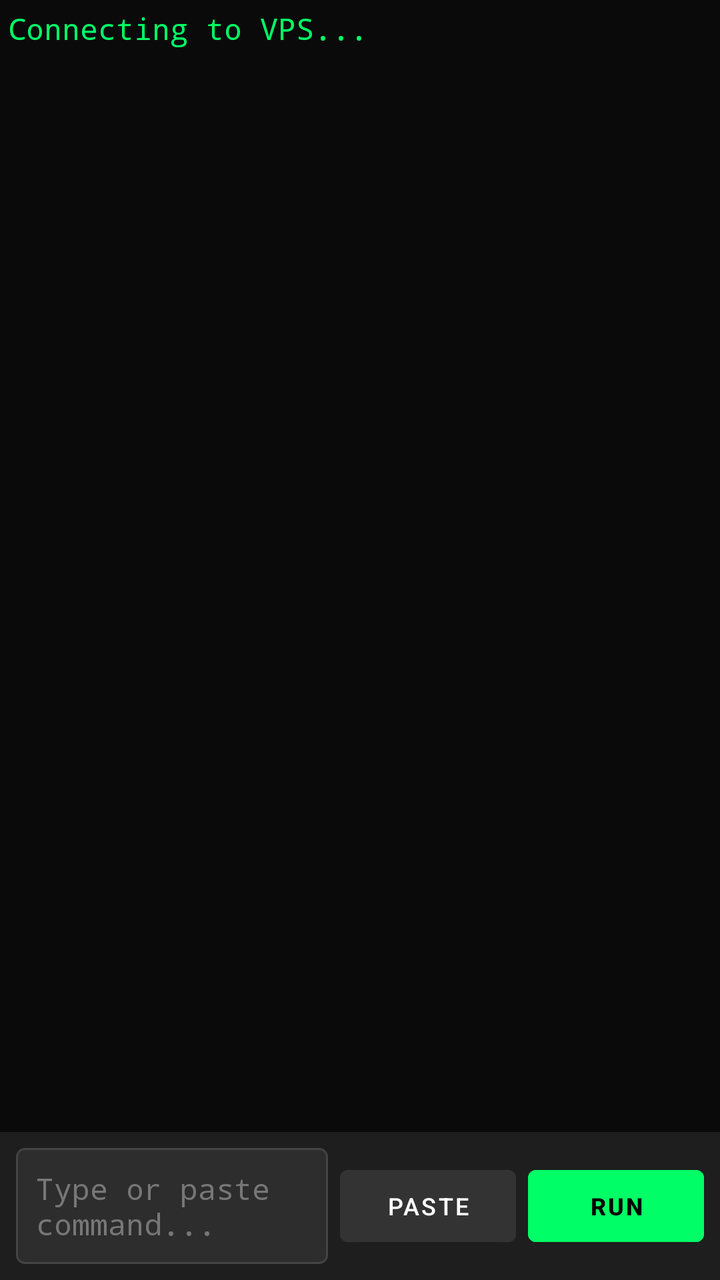
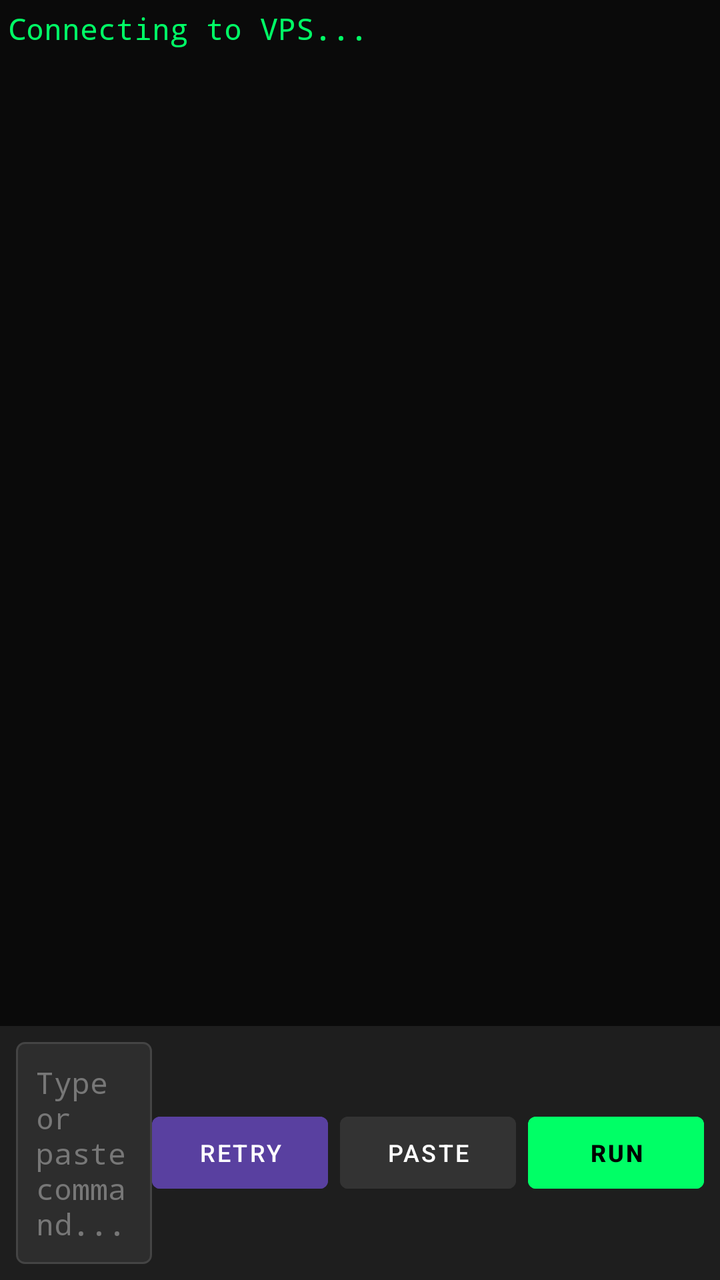

An Android layout rendered at two revisions. The XML below is the earlier revision; the diff shows what the commit changed to produce the second picture.
<!-- AndroidManifest.xml: application theme Theme.MaterialComponents.DayNight.NoActionBar -->
<!-- res/layout/activity_terminal.xml -->
<?xml version="1.0" encoding="utf-8"?>
<LinearLayout xmlns:android="http://schemas.android.com/apk/res/android"
    android:layout_width="match_parent"
    android:layout_height="match_parent"
    android:orientation="vertical"
    android:background="#0A0A0A">

    
    <ScrollView
        android:id="@+id/scrollView"
        android:layout_width="match_parent"
        android:layout_height="0dp"
        android:layout_weight="1"
        android:padding="12px"
        android:fillViewport="true">

        <TextView
            android:id="@+id/tvTerminalOutput"
            android:layout_width="match_parent"
            android:layout_height="wrap_content"
            android:text="Connecting to VPS...\n"
            android:textColor="#00FF66"
            android:textSize="15sp"
            android:fontFamily="monospace"
            android:textIsSelectable="true"/>
    </ScrollView>

    
    <LinearLayout
        android:layout_width="match_parent"
        android:layout_height="wrap_content"
        android:orientation="horizontal"
        android:background="#1E1E1E"
        android:padding="8dp"
        android:gravity="center_vertical">

        <EditText
            android:id="@+id/etCommandInput"
            android:layout_width="0dp"
            android:layout_height="wrap_content"
            android:layout_weight="1"
            android:hint="Type or paste command..."
            android:textColor="#FFFFFF"
            android:textColorHint="#777777"
            android:textSize="15sp"
            android:fontFamily="monospace"
            android:background="@drawable/rounded_input_bg"
            android:padding="10dp"
            android:maxLines="4"/>

        <Button
            android:id="@+id/btnPaste"
            android:layout_width="wrap_content"
            android:layout_height="wrap_content"
            android:text="Paste"
            android:textSize="12sp"
            android:layout_marginStart="6dp"
            android:backgroundTint="#333333"
            android:textColor="#FFFFFF"/>

        <Button
            android:id="@+id/btnSend"
            android:layout_width="wrap_content"
            android:layout_height="wrap_content"
            android:text="Run"
            android:textSize="12sp"
            android:layout_marginStart="6dp"
            android:backgroundTint="#00FF66"
            android:textColor="#000000"
            android:textStyle="bold"/>
    </LinearLayout>

</LinearLayout>
<!-- resources referenced by this layout -->
<resources>
  <!-- drawable rounded_input_bg (drawable) -->
  <?xml version="1.0" encoding="utf-8"?>
  <shape xmlns:android="http://schemas.android.com/apk/res/android"
      android:shape="rectangle">
      <solid android:color="#2D2D2D"/>
      <corners android:radius="4dp"/>
      <stroke android:width="1dp" android:color="#444444"/>
  </shape>
</resources>

<!-- the commit's change to res/layout/activity_terminal.xml (unified diff, before → after) -->
@@ -49,6 +49,15 @@
             android:maxLines="4"/>
 
         <Button
+            android:id="@+id/btnRetry"
+            android:layout_width="wrap_content"
+            android:layout_height="wrap_content"
+            android:text="Retry"
+            android:textSize="12sp"
+            android:backgroundTint="#5940A0"
+            android:textColor="#FFFFFF"/>
+
+        <Button
             android:id="@+id/btnPaste"
             android:layout_width="wrap_content"
             android:layout_height="wrap_content"
